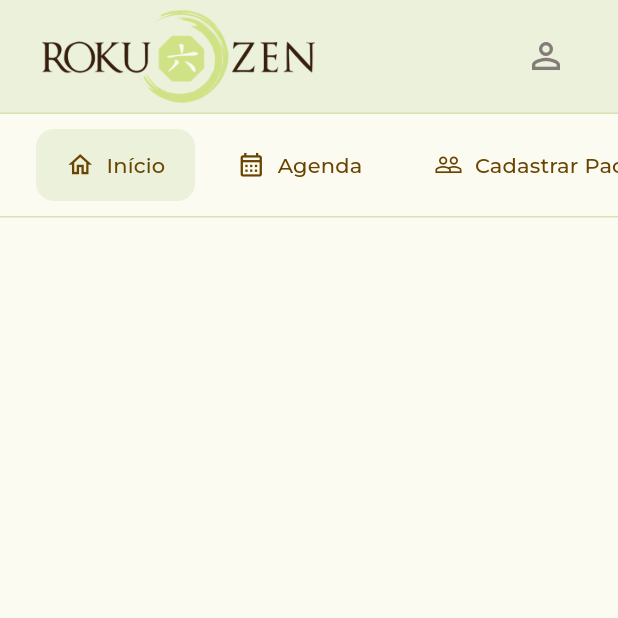
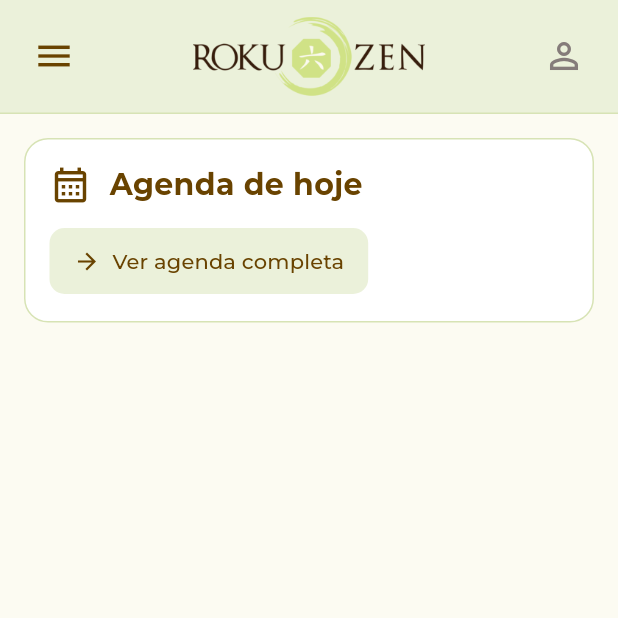
Before and after one commit to GustaBR/rokuzen_imt, a Flutter app: the screen it shows after launch, on a phone screen of 412 x 824 dp, the top half of it. Run offline on Flutter 3.47's test engine with Material 3 defaults, Android fonts, the phone set to English and light mode, and no system bars; our stand-ins replace google_fonts.

Commit message:
Ajustes no dashboard mobile e inserção da aba Agenda

```diff
--- /dev/null
+++ b/lib/features/agenda/agenda_page.dart
@@ -0,0 +1,17 @@
+import 'package:flutter/material.dart';
+import '../../core/theme/app_colors.dart';
+
+class AgendaPage extends StatelessWidget {
+  const AgendaPage({super.key});
+
+  @override
+  Widget build(BuildContext context) {
+    return Container(
+      color: AppColors.fundoConteudo,
+      width: double.infinity,
+      child: const Center(
+        child: Text('Agenda incompleta'),
+      ),
+    );
+  }
+}
--- a/lib/features/home/home_page.dart
+++ b/lib/features/home/home_page.dart
@@ -1,6 +1,7 @@
 
 import 'package:flutter/material.dart';
 import '../../core/theme/app_colors.dart';
+import "../agenda/agenda_page.dart";
 
 class HomePage extends StatefulWidget {
   const HomePage({super.key});
@@ -26,15 +27,19 @@ class _HomePageState extends State<HomePage> {
     Icons.assignment_outlined,
   ];
 
+  bool get _mobile =>
+      MediaQuery.of(context).size.width < 600;
+
   @override
   Widget build(BuildContext context) {
     return Scaffold(
       backgroundColor: AppColors.fundoConteudo,
+      drawer: _mobile ? _menuLateral() : null,
       body: SafeArea(
         child: Column(
           children: [
             _cabecalho(),
-            _menuAbas(),
+            if (!_mobile) _menuAbas(),
             Expanded(
               child: _conteudo(),
             ),
@@ -47,21 +52,64 @@ class _HomePageState extends State<HomePage> {
   Widget _cabecalho() {
     return Container(
       height: 76,
-      padding: const EdgeInsets.symmetric(horizontal: 24),
+      padding: EdgeInsets.symmetric(
+        horizontal: _mobile ? 12 : 24,
+      ),
       decoration: const BoxDecoration(
         color: AppColors.verdeFundo,
         border: Border(
           bottom: BorderSide(color: AppColors.borda),
         ),
       ),
-      child: Row(
+      child: _mobile
+    ? Stack(
+        alignment: Alignment.center,
+        children: [
+          Align(
+            alignment: Alignment.centerLeft,
+            child: Builder(
+              builder: (context) => IconButton(
+                tooltip: 'Abrir menu',
+                onPressed: () =>
+                    Scaffold.of(context).openDrawer(),
+                icon: const Icon(
+                  Icons.menu,
+                  color: AppColors.marrom,
+                  size: 28,
+                ),
+              ),
+            ),
+          ),
+          Center(
+            child: Image.asset(
+              'assets/images/logo.png',
+              width: 155,
+              height: 62,
+              fit: BoxFit.contain,
+            ),
+          ),
+          Align(
+            alignment: Alignment.centerRight,
+            child: IconButton(
+              tooltip: 'Perfil',
+              onPressed: () {},
+              icon: const Icon(
+                Icons.person_outline,
+                color: AppColors.cinza,
+                size: 28,
+              ),
+            ),
+          ),
+        ],
+      )
+    : Row(
         children: [
           Image.asset(
             'assets/images/logo.png',
             width: 190,
             height: 62,
             fit: BoxFit.contain,
-            alignment: Alignment.center
+            alignment: Alignment.centerLeft,
           ),
           const Spacer(),
           IconButton(
@@ -101,10 +149,14 @@ class _HomePageState extends State<HomePage> {
               padding: const EdgeInsets.only(right: 8),
               child: TextButton.icon(
                 onPressed: () {
-                  setState(() {
-                    abaSelecionada = index;
-                  });
-                },
+                    if (index == 1) {
+                      _abrirAgenda();
+                    } else {
+                      setState(() {
+                        abaSelecionada = index;
+                      });
+                    }
+                  },
                 icon: Icon(
                   icones[index],
                   size: 19,
@@ -131,7 +183,148 @@ class _HomePageState extends State<HomePage> {
     );
   }
 
+// Menu lateral do Mobile
+
+  Widget _menuLateral() {
+    return Drawer(
+      backgroundColor: AppColors.fundoConteudo,
+      child: SafeArea(
+        child: Column(
+          crossAxisAlignment: CrossAxisAlignment.stretch,
+          children: [
+            Container(
+              height: 110,
+              width: double.infinity,
+              padding: const EdgeInsets.all(16),
+              color: AppColors.verdeFundo,
+              alignment: Alignment.center,
+              child: Image.asset(
+                'assets/images/logo.png',
+                width: 180,
+                fit: BoxFit.contain,
+              ),
+            ),
+            const SizedBox(height: 12),
+            ...List.generate(abas.length, (index) {
+              final selecionada = abaSelecionada == index;
+
+              return ListTile(
+                leading: Icon(
+                  icones[index],
+                  color: AppColors.marrom,
+                ),
+                title: Text(
+                  abas[index],
+                  style: const TextStyle(
+                    color: AppColors.marrom,
+                  ),
+                ),
+                selected: selecionada,
+                selectedTileColor: AppColors.verdeFundo,
+                shape: RoundedRectangleBorder(
+                  borderRadius: BorderRadius.circular(12),
+                ),
+                contentPadding: const EdgeInsets.symmetric(
+                  horizontal: 20,
+                ),
+                onTap: () {
+                    Navigator.of(context).pop();
+
+                    if (index == 1) {
+                      _abrirAgenda();
+                    } else {
+                      setState(() {
+                        abaSelecionada = index;
+                      });
+                    }
+                  },
+              );
+            }),
+          ],
+        ),
+      ),
+    );
+  }
+// Função para abrir e fechar a aba agenda
+void _abrirAgenda(){
+  Navigator.of(context).push(MaterialPageRoute(builder: (context) => const AgendaPage(),
+  ));
+}
+
+Widget _cartaoAgendaHoje(bool mobile) {
+  return Container(
+    width: double.infinity,
+    padding: EdgeInsets.all(mobile ? 16 : 24),
+    decoration: BoxDecoration(
+      color: Colors.white,
+      borderRadius: BorderRadius.circular(16),
+      border: Border.all(color: AppColors.borda),
+    ),
+    child: Wrap(
+      alignment: WrapAlignment.spaceBetween,
+      crossAxisAlignment: WrapCrossAlignment.center,
+      spacing: 12,
+      runSpacing: 12,
+      children: [
+        Row(
+          mainAxisSize: MainAxisSize.min,
+          children: [
+            const Icon(
+              Icons.calendar_month_outlined,
+              color: AppColors.marrom,
+              size: 28,
+            ),
+            const SizedBox(width: 12),
+            Text(
+              'Agenda de hoje',
+              style: TextStyle(
+                color: AppColors.marrom,
+                fontSize: mobile ? 20 : 24,
+                fontWeight: FontWeight.bold,
+              ),
+            ),
+          ],
+        ),
+
+// Botão para abrir a aba agenda
+        TextButton.icon(
+          onPressed: _abrirAgenda,
+          icon: const Icon(Icons.arrow_forward, size: 18),
+          label: const Text('Ver agenda completa'),
+          style: TextButton.styleFrom(
+            foregroundColor: AppColors.marrom,
+            backgroundColor: AppColors.verdeFundo,
+            padding: const EdgeInsets.symmetric(
+              horizontal: 16,
+              vertical: 12,
+            ),
+            shape: RoundedRectangleBorder(
+              borderRadius: BorderRadius.circular(10),
+            ),
+          ),
+        ),
+      ],
+    ),
+  );
+}
+
+
   Widget _conteudo() {
-    return const SizedBox.expand();
+  switch (abaSelecionada) {
+    case 0:
+      return LayoutBuilder(
+        builder: (context, constraints) {
+          final mobile = constraints.maxWidth < 700;
+
+          return SingleChildScrollView(
+            padding: EdgeInsets.all(mobile ? 16 : 28),
+            child: _cartaoAgendaHoje(mobile),
+          );
+        },
+      );
+
+    default:
+      return const SizedBox.expand();
+   }
   }
 }
```
Also changed, not shown: pubspec.lock.
